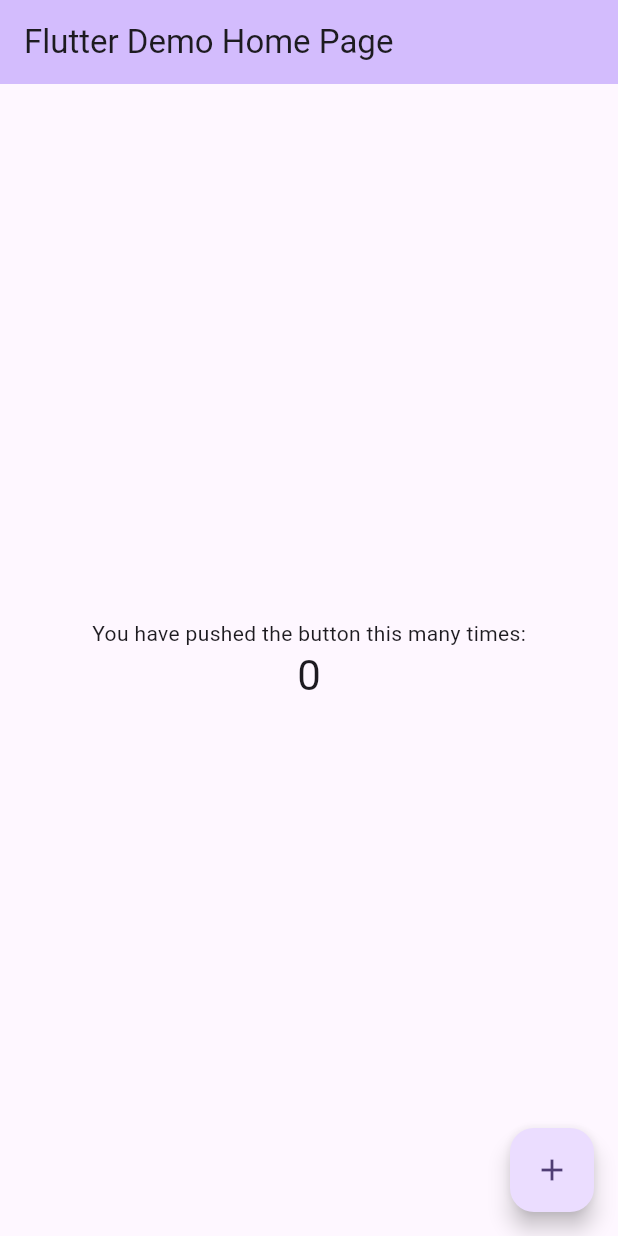
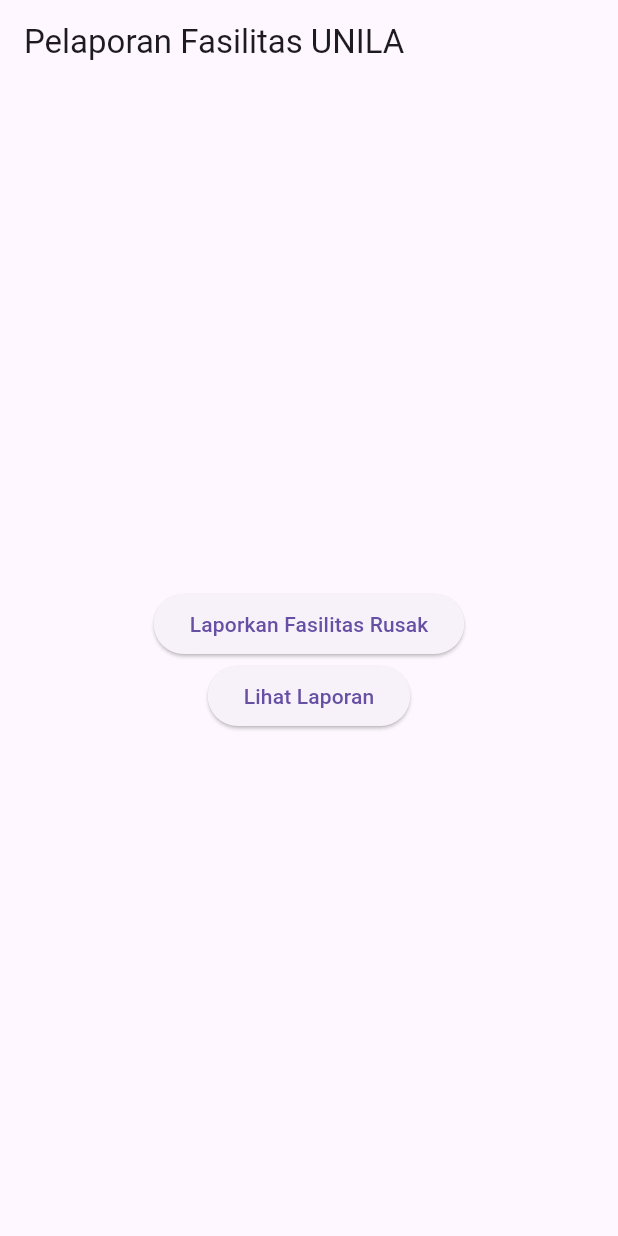
Before and after one commit to ILMNX/UAS-PML_8, a Flutter app: the screen it shows after launch, on a phone screen of 412 x 824 dp. Run offline on Flutter 3.47's test engine with Material 3 defaults, Android fonts, the phone set to English and light mode, and no system bars; our stand-ins replace cloud_firestore, firebase_core; accounts and stored records are empty.

```diff
--- a/lib/main.dart
+++ b/lib/main.dart
@@ -1,125 +1,24 @@
 import 'package:flutter/material.dart';
+import 'screens/home_screen.dart';
+import 'package:firebase_core/firebase_core.dart';
 
-void main() {
+void main() async {
+  WidgetsFlutterBinding.ensureInitialized();
+  await Firebase.initializeApp();
   runApp(const MyApp());
 }
 
 class MyApp extends StatelessWidget {
   const MyApp({super.key});
 
-  // This widget is the root of your application.
   @override
   Widget build(BuildContext context) {
     return MaterialApp(
-      title: 'Flutter Demo',
+      title: 'Pelaporan Fasilitas UNILA',
       theme: ThemeData(
-        // This is the theme of your application.
-        //
-        // TRY THIS: Try running your application with "flutter run". You'll see
-        // the application has a purple toolbar. Then, without quitting the app,
-        // try changing the seedColor in the colorScheme below to Colors.green
-        // and then invoke "hot reload" (save your changes or press the "hot
-        // reload" button in a Flutter-supported IDE, or press "r" if you used
-        // the command line to start the app).
-        //
-        // Notice that the counter didn't reset back to zero; the application
-        // state is not lost during the reload. To reset the state, use hot
-        // restart instead.
-        //
-        // This works for code too, not just values: Most code changes can be
-        // tested with just a hot reload.
-        colorScheme: ColorScheme.fromSeed(seedColor: Colors.deepPurple),
-        useMaterial3: true,
+        primarySwatch: Colors.green,
       ),
-      home: const MyHomePage(title: 'Flutter Demo Home Page'),
+      home: const HomeScreen(),
     );
   }
 }
-
-class MyHomePage extends StatefulWidget {
-  const MyHomePage({super.key, required this.title});
-
-  // This widget is the home page of your application. It is stateful, meaning
-  // that it has a State object (defined below) that contains fields that affect
-  // how it looks.
-
-  // This class is the configuration for the state. It holds the values (in this
-  // case the title) provided by the parent (in this case the App widget) and
-  // used by the build method of the State. Fields in a Widget subclass are
-  // always marked "final".
-
-  final String title;
-
-  @override
-  State<MyHomePage> createState() => _MyHomePageState();
-}
-
-class _MyHomePageState extends State<MyHomePage> {
-  int _counter = 0;
-
-  void _incrementCounter() {
-    setState(() {
-      // This call to setState tells the Flutter framework that something has
-      // changed in this State, which causes it to rerun the build method below
-      // so that the display can reflect the updated values. If we changed
-      // _counter without calling setState(), then the build method would not be
-      // called again, and so nothing would appear to happen.
-      _counter++;
-    });
-  }
-
-  @override
-  Widget build(BuildContext context) {
-    // This method is rerun every time setState is called, for instance as done
-    // by the _incrementCounter method above.
-    //
-    // The Flutter framework has been optimized to make rerunning build methods
-    // fast, so that you can just rebuild anything that needs updating rather
-    // than having to individually change instances of widgets.
-    return Scaffold(
-      appBar: AppBar(
-        // TRY THIS: Try changing the color here to a specific color (to
-        // Colors.amber, perhaps?) and trigger a hot reload to see the AppBar
-        // change color while the other colors stay the same.
-        backgroundColor: Theme.of(context).colorScheme.inversePrimary,
-        // Here we take the value from the MyHomePage object that was created by
-        // the App.build method, and use it to set our appbar title.
-        title: Text(widget.title),
-      ),
-      body: Center(
-        // Center is a layout widget. It takes a single child and positions it
-        // in the middle of the parent.
-        child: Column(
-          // Column is also a layout widget. It takes a list of children and
-          // arranges them vertically. By default, it sizes itself to fit its
-          // children horizontally, and tries to be as tall as its parent.
-          //
-          // Column has various properties to control how it sizes itself and
-          // how it positions its children. Here we use mainAxisAlignment to
-          // center the children vertically; the main axis here is the vertical
-          // axis because Columns are vertical (the cross axis would be
-          // horizontal).
-          //
-          // TRY THIS: Invoke "debug painting" (choose the "Toggle Debug Paint"
-          // action in the IDE, or press "p" in the console), to see the
-          // wireframe for each widget.
-          mainAxisAlignment: MainAxisAlignment.center,
-          children: <Widget>[
-            const Text(
-              'You have pushed the button this many times:',
-            ),
-            Text(
-              '$_counter',
-              style: Theme.of(context).textTheme.headlineMedium,
-            ),
-          ],
-        ),
-      ),
-      floatingActionButton: FloatingActionButton(
-        onPressed: _incrementCounter,
-        tooltip: 'Increment',
-        child: const Icon(Icons.add),
-      ), // This trailing comma makes auto-formatting nicer for build methods.
-    );
-  }
-}
--- /dev/null
+++ b/lib/screens/home_screen.dart
@@ -0,0 +1,42 @@
+import 'package:flutter/material.dart';
+import 'report_screen.dart';
+import 'report_list_screen.dart';
+
+class HomeScreen extends StatelessWidget {
+  const HomeScreen({super.key});
+
+  @override
+  Widget build(BuildContext context) {
+    return Scaffold(
+      appBar: AppBar(
+        title: const Text('Pelaporan Fasilitas UNILA'),
+      ),
+      body: Center(
+        child: Column(
+          mainAxisAlignment: MainAxisAlignment.center,
+          children: [
+            ElevatedButton(
+              onPressed: () {
+                Navigator.push(
+                  context,
+                  MaterialPageRoute(builder: (context) => const ReportScreen()),
+                );
+              },
+              child: const Text('Laporkan Fasilitas Rusak'),
+            ),
+            ElevatedButton(
+              onPressed: () {
+                Navigator.push(
+                  context,
+                  MaterialPageRoute(
+                      builder: (context) => const ReportListScreen()),
+                );
+              },
+              child: const Text('Lihat Laporan'),
+            ),
+          ],
+        ),
+      ),
+    );
+  }
+}
--- a/pubspec.yaml
+++ b/pubspec.yaml
@@ -30,6 +30,8 @@ environment:
 dependencies:
   flutter:
     sdk: flutter
+  firebase_core: ^2.14.0
+  cloud_firestore: ^4.9.0
 
 
   # The following adds the Cupertino Icons font to your application.
```
Also changed, not shown: lib/screens/report_list_screen.dart (added, +108 -0 lines), lib/screens/report_screen.dart (added, +19 -0 lines), lib/services/firebase_service.dart (added, +17 -0 lines), lib/widgets/report_form.dart (added, +63 -0 lines), .idx/integrations.json (added), firebase.json (added), lib/models/report.dart (added), pubspec.lock, 4 other files.
